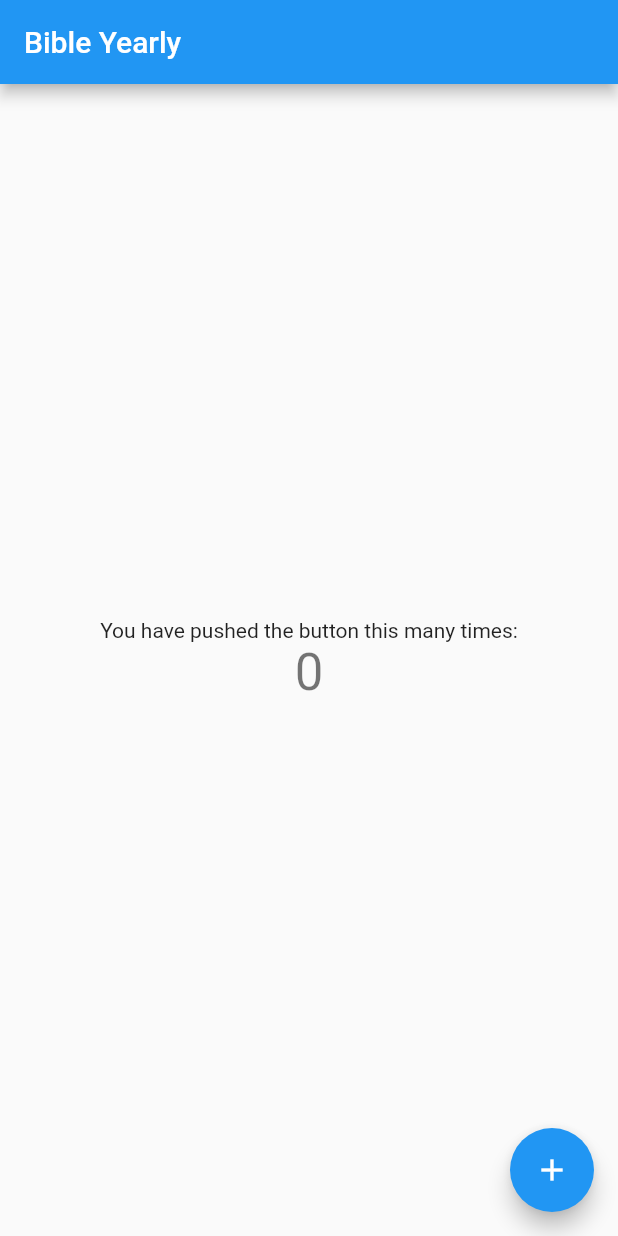
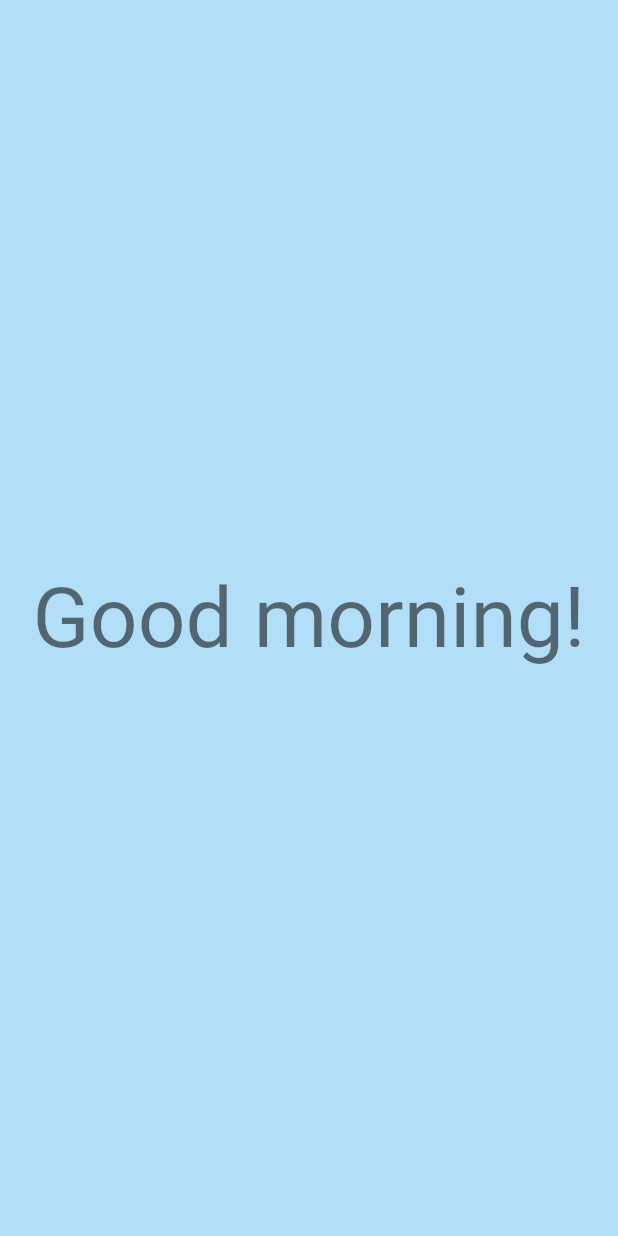
Before and after one commit to namaeconde/bible_yearly, a Flutter app: the screen it shows after launch, on a phone screen of 412 x 824 dp. Run offline on Flutter 3.47's test engine with Material 2 defaults, Android fonts, the phone set to English and light mode, and no system bars.

Commit message:
Update main screen

```diff
--- /dev/null
+++ b/lib/app_theme.dart
@@ -0,0 +1,9 @@
+import 'package:flutter/material.dart';
+
+class AppTheme {
+  AppTheme._();
+
+  static const Color backgroundColor = Color(0xFFB2DEF8);
+  static const Color buttonColor = Color(0xFF2FD1C5);
+  static const Color textColor = Color(0xFF00394C);
+}
--- a/lib/main.dart
+++ b/lib/main.dart
@@ -1,7 +1,13 @@
 import 'package:flutter/material.dart';
+import 'package:flutter/services.dart';
+import 'package:bible_yearly/app_theme.dart';
 
-void main() {
-  runApp(const MyApp());
+void main() async {
+  WidgetsFlutterBinding.ensureInitialized();
+  await SystemChrome.setPreferredOrientations(<DeviceOrientation>[
+    DeviceOrientation.portraitUp,
+    DeviceOrientation.portraitDown
+  ]).then((_) => runApp(const MyApp()));
 }
 
 class MyApp extends StatelessWidget {
@@ -10,13 +16,21 @@ class MyApp extends StatelessWidget {
   // This widget is the root of your application.
   @override
   Widget build(BuildContext context) {
+    SystemChrome.setSystemUIOverlayStyle(const SystemUiOverlayStyle(
+      statusBarColor: Colors.transparent,
+      statusBarIconBrightness: Brightness.dark,
+      statusBarBrightness: Brightness.dark,
+      systemNavigationBarColor: Colors.white,
+      systemNavigationBarDividerColor: Colors.transparent,
+      systemNavigationBarIconBrightness: Brightness.dark,
+    ));
+
     return MaterialApp(
-      title: 'Flutter Demo',
+      title: 'Bible Yearly',
+      debugShowCheckedModeBanner: false,
       theme: ThemeData(
-        primaryColor: Colors.lightBlue[100],
-
-        // Define the default font family.
-        fontFamily: 'Roboto',
+        primarySwatch: Colors.blue,
+        platform: TargetPlatform.iOS,
       ),
       home: const MyHomePage(title: 'Bible Yearly'),
     );
@@ -42,68 +56,28 @@ class MyHomePage extends StatefulWidget {
 }
 
 class _MyHomePageState extends State<MyHomePage> {
-  int _counter = 0;
-
-  void _incrementCounter() {
-    setState(() {
-      // This call to setState tells the Flutter framework that something has
-      // changed in this State, which causes it to rerun the build method below
-      // so that the display can reflect the updated values. If we changed
-      // _counter without calling setState(), then the build method would not be
-      // called again, and so nothing would appear to happen.
-      _counter++;
-    });
-  }
-
   @override
   Widget build(BuildContext context) {
-    // This method is rerun every time setState is called, for instance as done
-    // by the _incrementCounter method above.
-    //
-    // The Flutter framework has been optimized to make rerunning build methods
-    // fast, so that you can just rebuild anything that needs updating rather
-    // than having to individually change instances of widgets.
-    return Scaffold(
-      appBar: AppBar(
-        // Here we take the value from the MyHomePage object that was created by
-        // the App.build method, and use it to set our appbar title.
-        title: Text(widget.title),
-      ),
+    return Container(
+      color: AppTheme.backgroundColor,
+      child: SafeArea(
+        top: false,
+        bottom: false,
+        child: Scaffold(
+          backgroundColor: AppTheme.backgroundColor,
           body: Center(
-        // Center is a layout widget. It takes a single child and positions it
-        // in the middle of the parent.
             child: Column(
-          // Column is also a layout widget. It takes a list of children and
-          // arranges them vertically. By default, it sizes itself to fit its
-          // children horizontally, and tries to be as tall as its parent.
-          //
-          // Invoke "debug painting" (press "p" in the console, choose the
-          // "Toggle Debug Paint" action from the Flutter Inspector in Android
-          // Studio, or the "Toggle Debug Paint" command in Visual Studio Code)
-          // to see the wireframe for each widget.
-          //
-          // Column has various properties to control how it sizes itself and
-          // how it positions its children. Here we use mainAxisAlignment to
-          // center the children vertically; the main axis here is the vertical
-          // axis because Columns are vertical (the cross axis would be
-          // horizontal).
               mainAxisAlignment: MainAxisAlignment.center,
               children: <Widget>[
-            const Text(
-              'You have pushed the button this many times:',
-            ),
                 Text(
-              '$_counter',
-              style: Theme.of(context).textTheme.headline4,
+                  'Good morning!',
+                  style: Theme.of(context).textTheme.headline2,
                 ),
               ],
             ),
           ),
-      floatingActionButton: FloatingActionButton(
-        onPressed: _incrementCounter,
-        tooltip: 'Increment',
-        child: const Icon(Icons.add),
-      ), // This trailing comma makes auto-formatting nicer for build methods.
+        )
+      )
     );
   }
 }
```
Lines whose indentation alone changed are shown as unchanged.
